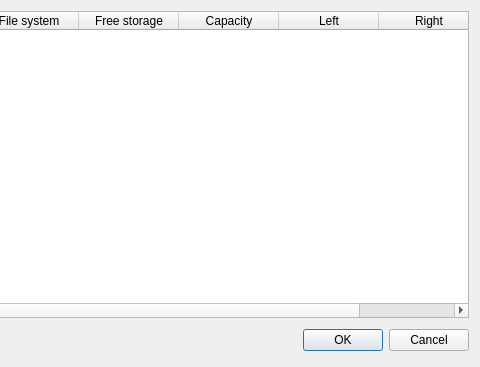
striezel/qt-commander, file mountedvolumesdialog.ui: the form before one commit; both pictures show x 233 to 713 and y 0 to 367 of the 713 by 367 pixel window.
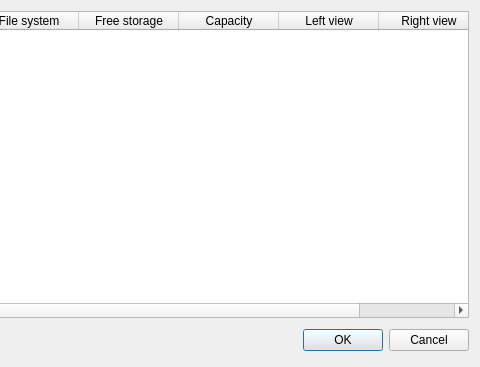
The form after the commit. Icons and pictures are not drawn.

```diff
--- a/mountedvolumesdialog.ui
+++ b/mountedvolumesdialog.ui
@@ -64,12 +64,12 @@
      </column>
      <column>
       <property name="text">
-       <string>Left</string>
+       <string>Left view</string>
       </property>
      </column>
      <column>
       <property name="text">
-       <string>Right</string>
+       <string>Right view</string>
       </property>
      </column>
     </widget>
```
